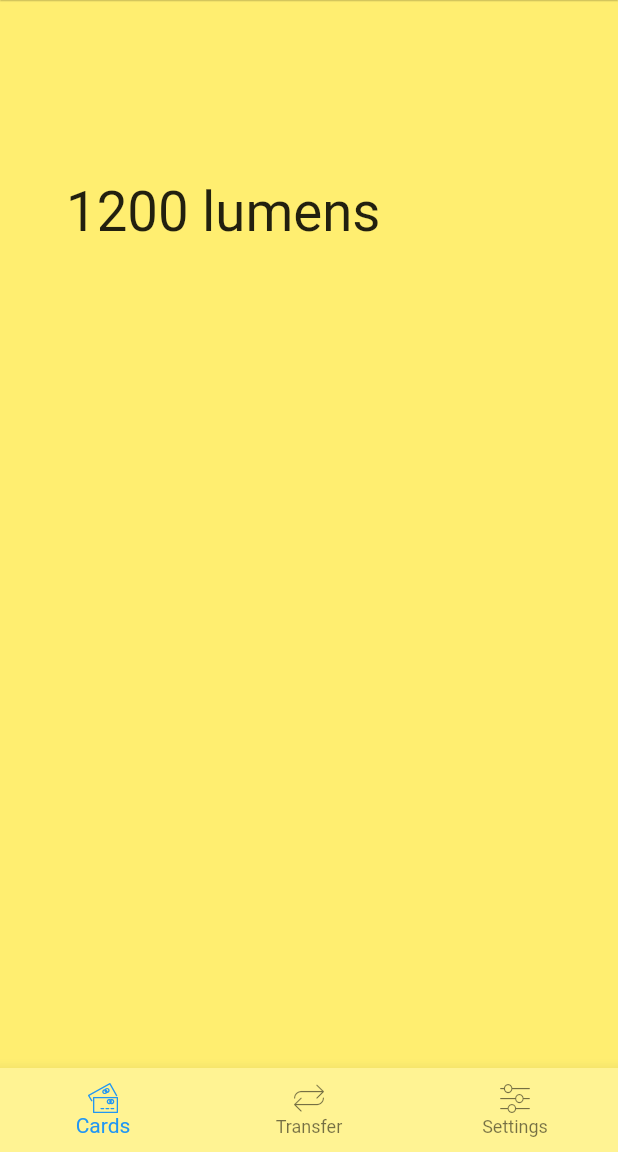
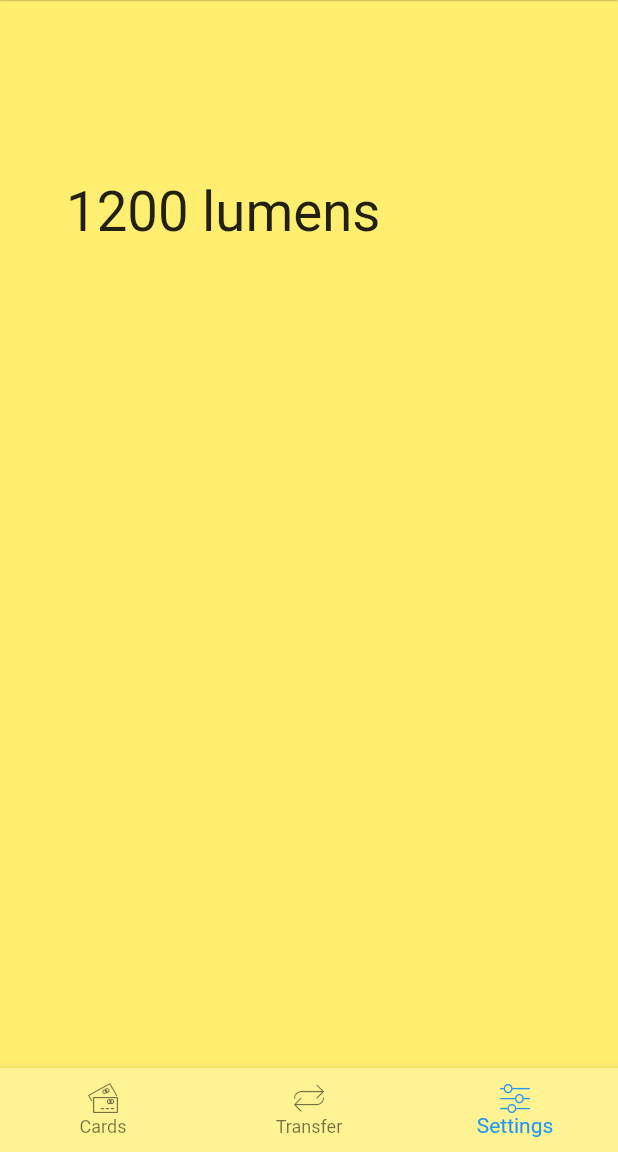
Before and after one commit to terl/tholin, a Flutter app: the screen it shows after launch, swiped to page 3, on a phone screen of 412 x 824 dp, the part 84-1236 px from its top. Run offline on Flutter 3.47's test engine with Material 2 defaults, Android fonts, the phone set to English and light mode, and no system bars; project files that could hold a hidden picture were left out.

Commit message:
Updated pagecontroller to change on swipe

```diff
--- a/lib/cards_page.dart
+++ b/lib/cards_page.dart
@@ -75,7 +75,7 @@ class _CardsPageState extends State<CardsPage> {
 
   _buildLeftRightBtns() {
     return new Container(
-        width: 460.0,
+        width: 500.0,
         child: new ButtonBar(
               alignment: MainAxisAlignment.spaceBetween,
               mainAxisSize: MainAxisSize.max,
@@ -112,7 +112,7 @@ class _CardsPageState extends State<CardsPage> {
   }
 
   _buildCard() {
-    const padding = EdgeInsets.only(top: 60.0, left: 26.0, right: 26.0, bottom: 40.0);
+    const padding = EdgeInsets.only(top: 60.0, left: 32.0, right: 32.0, bottom: 40.0);
     return new Stack(
         alignment: AlignmentDirectional.center,
         children: [
--- a/lib/main.dart
+++ b/lib/main.dart
@@ -59,12 +59,15 @@ class _MainPageState extends State<MainPage> {
   PageController _controller = new PageController();
 
   void _changeScreen(index) {
+    _controller.animateToPage(index,
+        duration: new Duration(milliseconds: 120), curve: Curves.linear);
+    _changedScreen(index);
+  }
+
+  void _changedScreen(index) {
     setState(() {
       _screen = index;
     });
-
-    _controller.animateToPage(index,
-        duration: new Duration(milliseconds: 120), curve: Curves.linear);
   }
 
   void _onCenterAppBarBtnPress() {}
@@ -112,12 +115,6 @@ class _MainPageState extends State<MainPage> {
 
   @override
   Widget build(BuildContext context) {
-    // This method is rerun every time setState is called, for instance as done
-    // by the _incrementCounter method above.
-    //
-    // The Flutter framework has been optimized to make rerunning build methods
-    // fast, so that you can just rebuild anything that needs updating rather
-    // than having to individually change instances of widgets.
     return Scaffold(
         bottomNavigationBar: new Theme(
           data: Theme.of(context).copyWith(
@@ -139,11 +136,15 @@ class _MainPageState extends State<MainPage> {
           ),
         ),
         appBar: _buildAppBar(),
-        body: PageView(controller: _controller, children: [
-          CardsPage(),
-          TransferPage(),
-          TransferPage(),
-        ]) // This trailing comma makes auto-formatting nicer for build methods.
-        );
+        body: PageView(
+            onPageChanged: _changedScreen,
+            controller: _controller,
+            children: [
+              CardsPage(),
+              TransferPage(),
+              TransferPage(),
+            ]
+      ) // This trailing comma makes auto-formatting nicer for build methods.
+    );
   }
 }
```
